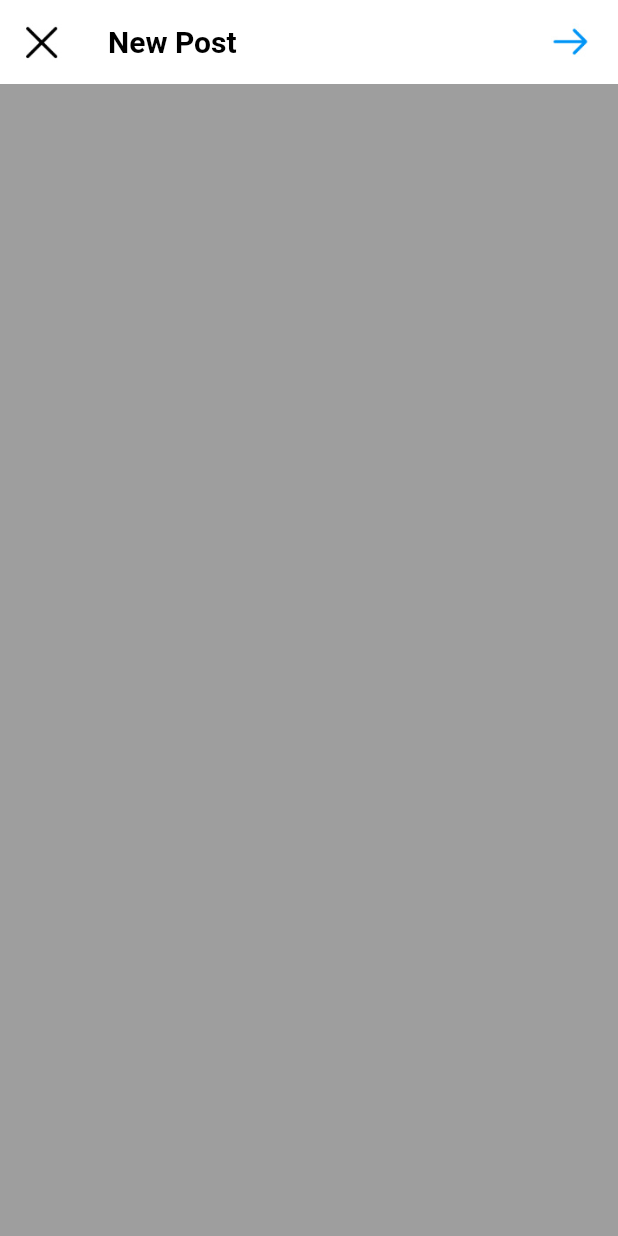
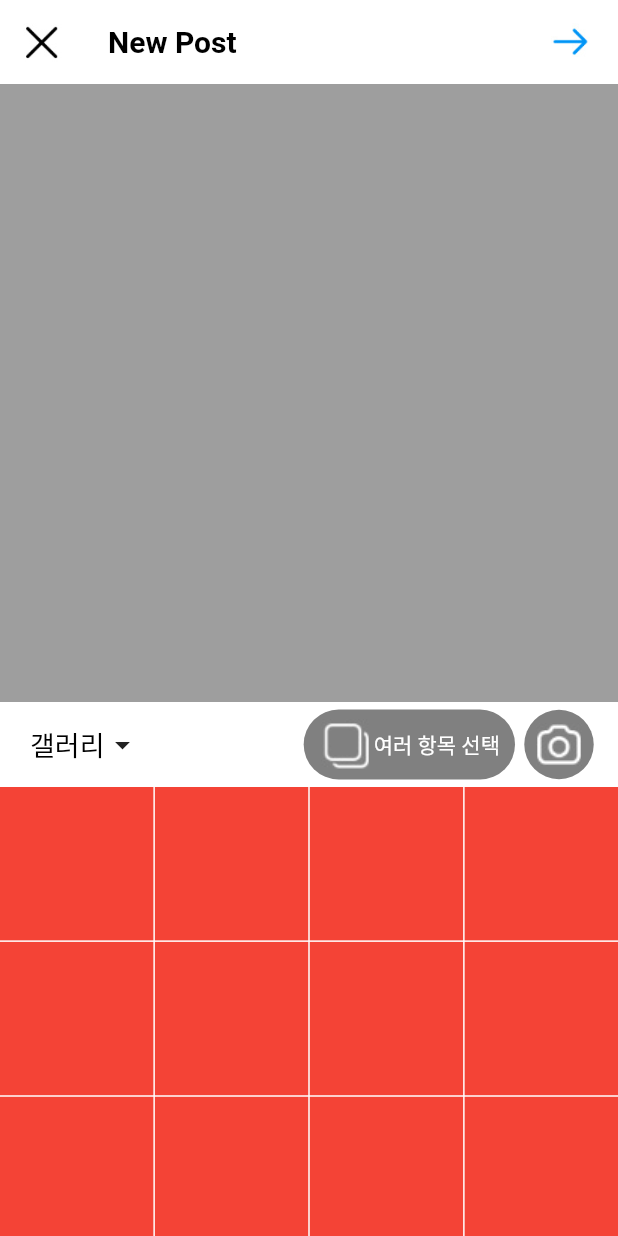
Before and after one commit to adszzz11/flutter-clone-coding, a Flutter app: the screen it shows after launch, item 3 of the bottom bar chosen, on a phone screen of 412 x 824 dp. Run offline on Flutter 3.47's test engine with Material 2 defaults, Android fonts, the phone set to English and light mode, and no system bars; our stand-ins replace cached_network_image, expandable_text, get; network calls fail.

Commit message:
main / modified upload.dart - page complete

```diff
--- a/flutter_clone_insta/lib/src/pages/upload.dart
+++ b/flutter_clone_insta/lib/src/pages/upload.dart
@@ -42,7 +42,7 @@ class Upload extends StatelessWidget {
           children: [
             _imagePreview(),
             _header(),
-            // _imageSelectList(),
+            _imageSelectList(),
           ],
         ),
       ),
@@ -52,12 +52,79 @@ class Upload extends StatelessWidget {
   Widget _imagePreview() {
     return Container(
       width: Get.width,
-      height: Get.height,
+      height: Get.width,
       color: Colors.grey,
     );
   }
 
   Widget _header() {
-    return Container();
+    return Padding(
+      padding: const EdgeInsets.symmetric(vertical: 5.0, horizontal: 15),
+      child: Row(
+        mainAxisAlignment: MainAxisAlignment.spaceBetween,
+        children: [
+          Padding(
+            padding: const EdgeInsets.all(5.0),
+            child: Row(
+              mainAxisAlignment: MainAxisAlignment.spaceBetween,
+              children: const [
+                Text(
+                  '갤러리',
+                  style: TextStyle(color: Colors.black, fontSize: 18),
+                ),
+                Icon(Icons.arrow_drop_down),
+              ],
+            ),
+          ),
+          Row(
+            children: [
+              Container(
+                padding:
+                    const EdgeInsets.symmetric(vertical: 5, horizontal: 10),
+                decoration: BoxDecoration(
+                    color: const Color(0xff808080),
+                    borderRadius: BorderRadius.circular(30)),
+                child: Row(
+                  children: [
+                    ImageData(IconsPath.imageSelectIcon),
+                    Text(
+                      '여러 항목 선택',
+                      style: TextStyle(color: Colors.white, fontSize: 14),
+                    )
+                  ],
+                ),
+              ),
+              const SizedBox(
+                width: 5,
+              ),
+              Container(
+                padding: const EdgeInsets.all(6),
+                decoration: const BoxDecoration(
+                    shape: BoxShape.circle, color: Color(0xff808080)),
+                child: ImageData(IconsPath.cameraIcon),
+              )
+            ],
+          )
+        ],
+      ),
+    );
+  }
+
+  Widget _imageSelectList() {
+    return GridView.builder(
+      physics: const NeverScrollableScrollPhysics(),
+      shrinkWrap: true,
+      gridDelegate: const SliverGridDelegateWithFixedCrossAxisCount(
+          crossAxisCount: 4,
+          mainAxisSpacing: 1,
+          crossAxisSpacing: 1,
+          childAspectRatio: 1),
+      itemCount: 100,
+      itemBuilder: (BuildContext context, int index) {
+        return Container(
+          color: Colors.red,
+        );
+      },
+    );
   }
 }
```
